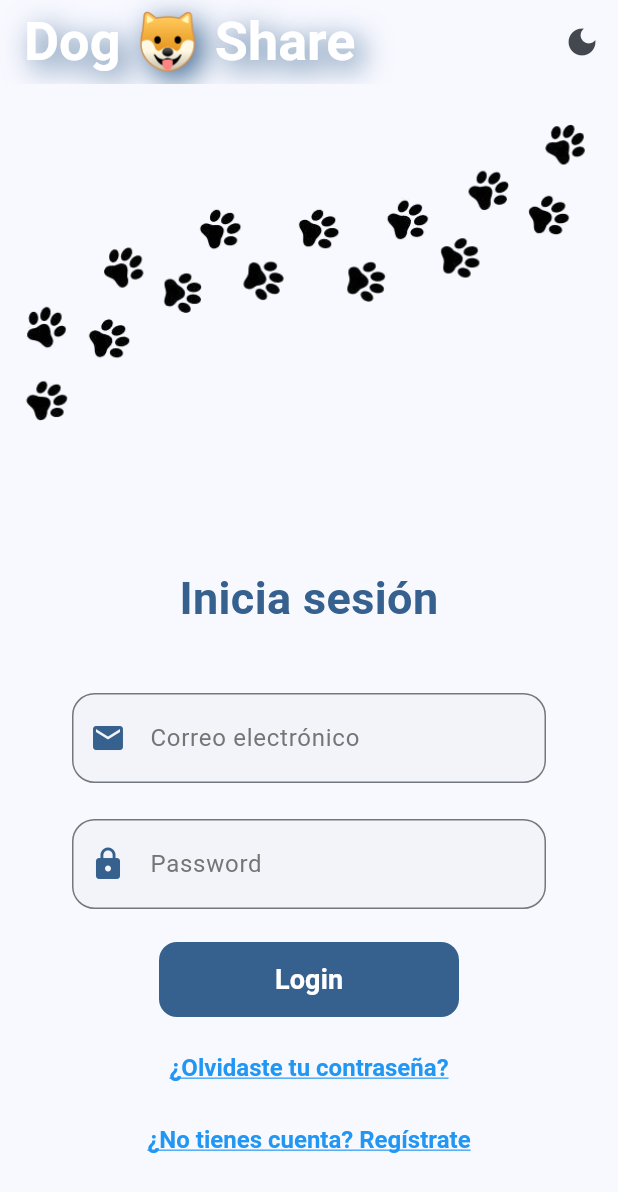
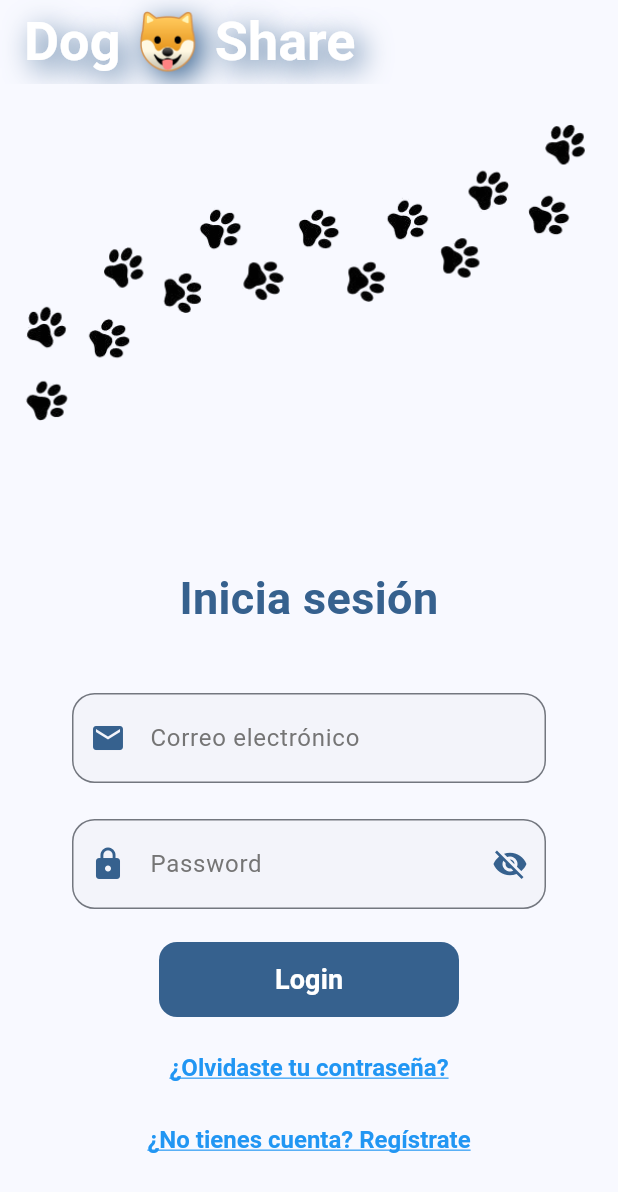
Before and after one commit to josebayondev/dog-share, a Flutter app: the screen it shows after launch, after a tap on "Login", on a phone screen of 412 x 824 dp. Shown: the top 1192 px of the screen. Run offline on Flutter 3.47's test engine with Material 3 defaults, Android fonts, the phone set to English and light mode, and no system bars; our stand-ins replace cloud_firestore, firebase_auth, firebase_core, flutter_map, go_router, latlong2; accounts and stored records are empty; generated files the repository leaves out were written again.

Commit message:
Eliminando theme dark y agregando visibilidad a la contrasena

```diff
--- a/lib/main.dart
+++ b/lib/main.dart
@@ -2,7 +2,6 @@ import 'package:dog_share/provider/auth_provider.dart';
 import 'package:flutter/material.dart';
 import 'package:provider/provider.dart';
 import 'package:dog_share/config/theme/app_theme.dart';
-import 'package:dog_share/provider/theme_provider.dart';
 import 'package:dog_share/config/router/app_router.dart';
 import 'package:firebase_core/firebase_core.dart';
 import 'firebase_options.dart';
@@ -18,7 +17,6 @@ void main() async {
     MultiProvider(
       providers: [
         // ChangeNotifierProvider es un widget que permite proporcionar un ChangeNotifier a la aplicación
-        ChangeNotifierProvider(create: (_) => ThemeProvider(),),
         ChangeNotifierProvider(create: (_) => AuthProvider(),),
       ],
       child: const MainApp(),
@@ -32,14 +30,12 @@ class MainApp extends StatelessWidget {
   @override
   Widget build(BuildContext context) {
     final theme = AppTheme(selectedColorIndex:2).themeData();
-    final themeProvider = Provider.of<ThemeProvider>(context);
 
     return MaterialApp.router(
       routerConfig: appRouter,
       debugShowCheckedModeBanner: false,
       theme: theme,
       darkTheme: ThemeData.dark(),
-      themeMode: themeProvider.themeMode,
     );
   }
 }
--- a/lib/presentation/screens/login_screen.dart
+++ b/lib/presentation/screens/login_screen.dart
@@ -2,7 +2,6 @@ import 'package:flutter/material.dart';
 import 'package:go_router/go_router.dart';
 import 'package:provider/provider.dart';
 import '../../presentation/screens_export.dart';
-
 
 class LoginScreen extends StatefulWidget {
   // Nombre de la ruta para la pantalla de inicio de sesión
@@ -15,7 +14,6 @@ class LoginScreen extends StatefulWidget {
 }
 
 class _LoginScreenState extends State<LoginScreen> {
-
   // Controladores para los campos de texto de email y contraseña
   final _emailController = TextEditingController();
   final _passwordController = TextEditingController();
@@ -32,7 +30,6 @@ class _LoginScreenState extends State<LoginScreen> {
   // Método para iniciar sesión
   // Este método se llama cuando el usuario presiona el botón de inicio de sesión
   void login() async {
-
     // Verifica si el formulario es válido
     final authProvider = Provider.of<AuthProvider>(context, listen: false);
     final email = _emailController.text.trim();
@@ -41,27 +38,35 @@ class _LoginScreenState extends State<LoginScreen> {
     // Con esta variable, llamo al metodo login() del provider
     final loginProvider = await authProvider.login(email, password);
 
-    if (!mounted) return; // Poner mounted para evitar que se ejecute el código si el widget ya no está montado
+    if (!mounted)
+      return; // Poner mounted para evitar que se ejecute el código si el widget ya no está montado
     if (loginProvider == true) {
       context.go('/main_screen'); // Navega a la pantalla principal
     } else {
       //Error
       final errorMessage = authProvider.errorMessage;
       if (mounted) {
-        ScaffoldMessenger.of(context).showSnackBar(
-          SnackBar(content: Text(errorMessage)));
+        ScaffoldMessenger.of(
+          context,
+        ).showSnackBar(SnackBar(content: Text(errorMessage)));
       }
     }
   }
 
+  bool _obscureText = true;
+
+  void _toggleVisibility() {
+    setState(() {
+      _obscureText = !_obscureText;
+    });
+  }
+
   @override
   Widget build(BuildContext context) {
-
     final Color color = Theme.of(context).colorScheme.primary;
-    final themeProvider = Provider.of<ThemeProvider>(context);
 
     return Scaffold(
-      appBar: AppBarView(color: color, themeProvider: themeProvider),
+      appBar: AppBarView(color: color),
       body: Stack(
         children: [
           Positioned(
@@ -106,9 +111,14 @@ class _LoginScreenState extends State<LoginScreen> {
                       icon: Icons.lock,
                       labelText: 'Password',
                       hintText: 'Enter your password',
-                      obscureText: true,
+                      obscureText: _obscureText,
                       textInputAction: TextInputAction.done,
                       keyboardType: TextInputType.visiblePassword,
+                      suffixIcon: Icon(
+                        _obscureText ? Icons.visibility_off : Icons.visibility,
+                        color: color,
+                      ),
+                      onSuffixIconPressed: _toggleVisibility,
                     ),
                     const SizedBox(height: 10),
                     SizedBox(
@@ -191,6 +201,8 @@ class _TextFormField extends StatelessWidget {
   final bool? obscureText;
   final TextInputAction? textInputAction;
   final TextInputType? keyboardType;
+  final Widget? suffixIcon;
+  final VoidCallback? onSuffixIconPressed;
 
   const _TextFormField({
     required this.controller,
@@ -200,12 +212,13 @@ class _TextFormField extends StatelessWidget {
     this.obscureText,
     this.textInputAction,
     this.keyboardType,
+    this.suffixIcon,
+    this.onSuffixIconPressed,
   });
 
   @override
   Widget build(BuildContext context) {
     final theme = Theme.of(context);
-    final isDark = theme.brightness == Brightness.dark;
 
     return Padding(
       padding: const EdgeInsets.symmetric(horizontal: 24.0, vertical: 12.0),
@@ -221,20 +234,21 @@ class _TextFormField extends StatelessWidget {
           labelText: labelText,
           hintText: hintText,
           filled: true,
-          fillColor:
-              isDark
-                  ? Colors.grey.withOpacity(0.1)
-                  : Colors.grey.withOpacity(0.05),
+          fillColor: Colors.grey.withOpacity(0.05),
           contentPadding: const EdgeInsets.symmetric(
             horizontal: 20,
             vertical: 18,
           ),
-          labelStyle: TextStyle(
-            color: isDark ? Colors.grey[300] : Colors.grey[600],
-          ),
-          hintStyle: TextStyle(
-            color: isDark ? Colors.grey[400] : Colors.grey[500],
-          ),
+          suffixIcon:
+              suffixIcon != null
+                  ? GestureDetector(
+                    onTap: onSuffixIconPressed,
+                    child: suffixIcon,
+                  )
+                  : null,
+          suffixIconColor: theme.primaryColor,
+          labelStyle: TextStyle(color: Colors.grey[600]),
+          hintStyle: TextStyle(color: Colors.grey[500]),
           border: OutlineInputBorder(
             borderRadius: BorderRadius.circular(15),
             borderSide: BorderSide.none,
--- a/lib/presentation/screens/register_screen.dart
+++ b/lib/presentation/screens/register_screen.dart
@@ -61,10 +61,9 @@ class _RegisterScreenState extends State<RegisterScreen> {
   Widget build(BuildContext context) {
 
     final Color color = Theme.of(context).colorScheme.primary;
-    final themeProvider = Provider.of<ThemeProvider>(context);
 
     return Scaffold(
-      appBar: AppBarView(color: color, themeProvider: themeProvider),
+      appBar: AppBarView(color: color),
       body: Stack(
         children: [
           Positioned(
--- a/lib/presentation/screens/welcome_screen.dart
+++ b/lib/presentation/screens/welcome_screen.dart
@@ -1,5 +1,4 @@
 import 'package:flutter/material.dart';
-import 'package:provider/provider.dart';
 import '../screens_export.dart';
 
 class WelcomeScreen extends StatelessWidget  {
@@ -12,10 +11,9 @@ class WelcomeScreen extends StatelessWidget  {
   Widget build(BuildContext context) {
     // Se obtiene el color primario del tema actual
     final Color color = Theme.of(context).colorScheme.primary;
-    final themeProvider = Provider.of<ThemeProvider>(context);
 
     return Scaffold(
-      appBar: AppBarView(color: color, themeProvider: themeProvider),
+      appBar: AppBarView(color: color),
       body: Column(
         children: [
       _ImageView(),
--- a/lib/presentation/screens_export.dart
+++ b/lib/presentation/screens_export.dart
@@ -22,6 +22,6 @@ export 'package:dog_share/presentation/widgets/home/friends_widget.dart';
 export 'package:dog_share/presentation/widgets/home/veterinarian.dart';
 export 'package:dog_share/presentation/widgets/places/switcher_places.dart';
 export 'package:dog_share/presentation/widgets/veterinarian_map.dart';
+
 //PROVIDERS
-export 'package:dog_share/provider/theme_provider.dart';
 export 'package:dog_share/provider/auth_provider.dart';
--- a/lib/presentation/widgets/appbar/app_bar.dart
+++ b/lib/presentation/widgets/appbar/app_bar.dart
@@ -1,16 +1,13 @@
-import 'package:dog_share/provider/theme_provider.dart' show ThemeProvider;
 import 'package:flutter/material.dart';
 
 /// Widget que representa la barra de navegación superior
 class AppBarView extends StatelessWidget implements PreferredSizeWidget {
 
-  final Color color;
-  final ThemeProvider themeProvider; // Para poder cambiar el tema de la aplicación de claro a oscuro
+  final Color color;// Para poder cambiar el tema de la aplicación de claro a oscuro
 
   const AppBarView({
     super.key,
     required this.color,
-    required this.themeProvider,
   });
 
   @override
@@ -28,12 +25,6 @@ class AppBarView extends StatelessWidget implements PreferredSizeWidget {
           ],
         ),
       ),
-      actions: [
-        IconButton(
-          icon: Icon(themeProvider.isDarkMode ? Icons.light_mode : Icons.dark_mode), // Cambia el icono dependiendo del modo oscuro o claro
-          onPressed: () => themeProvider.toggleTheme(),
-        ),
-      ],
     );
   }
   @override
--- a/lib/provider/theme_provider.dart
+++ /dev/null
@@ -1,16 +0,0 @@
-import 'package:flutter/material.dart';
-
-
-// Esta clase se encarga de manejar el tema de la aplicación
-class ThemeProvider extends ChangeNotifier {
-  ThemeMode _themeMode = ThemeMode.light;
-
-  ThemeMode get themeMode => _themeMode;
-
-  void toggleTheme() {
-    _themeMode = _themeMode == ThemeMode.light ? ThemeMode.dark : ThemeMode.light;
-    notifyListeners();
-  }
-
-  bool get isDarkMode => _themeMode == ThemeMode.dark;
-}
```
